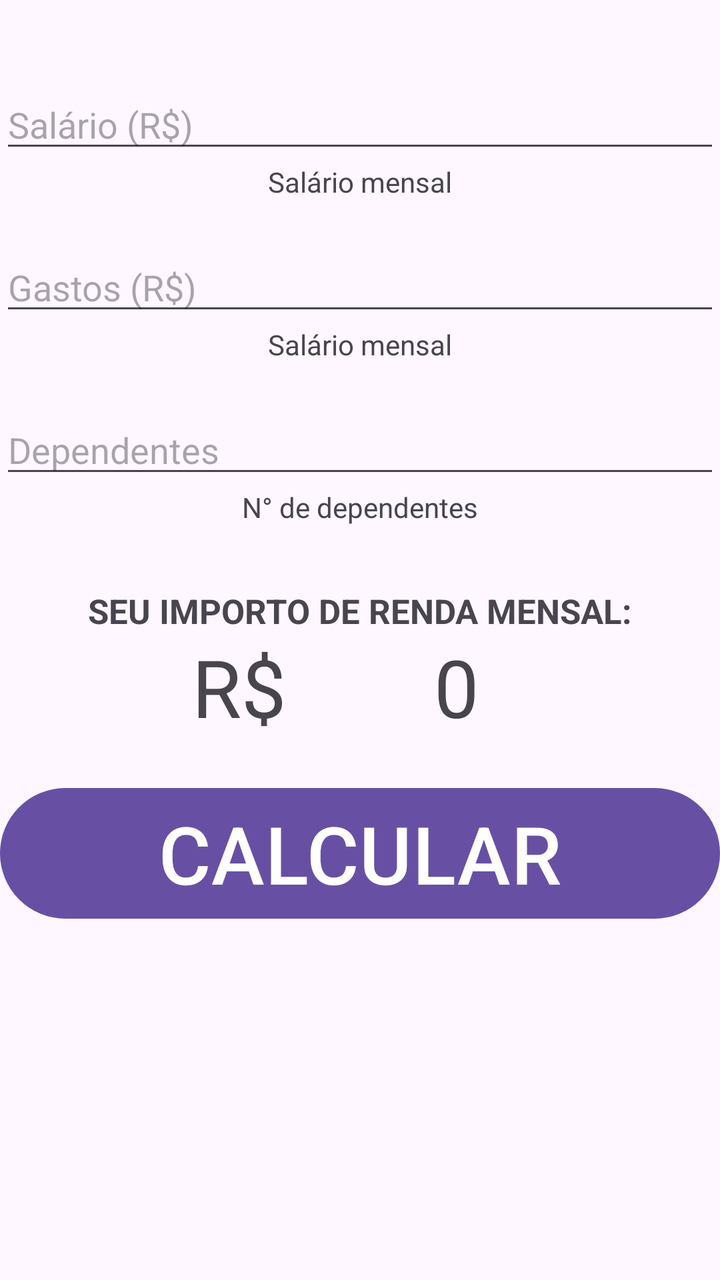
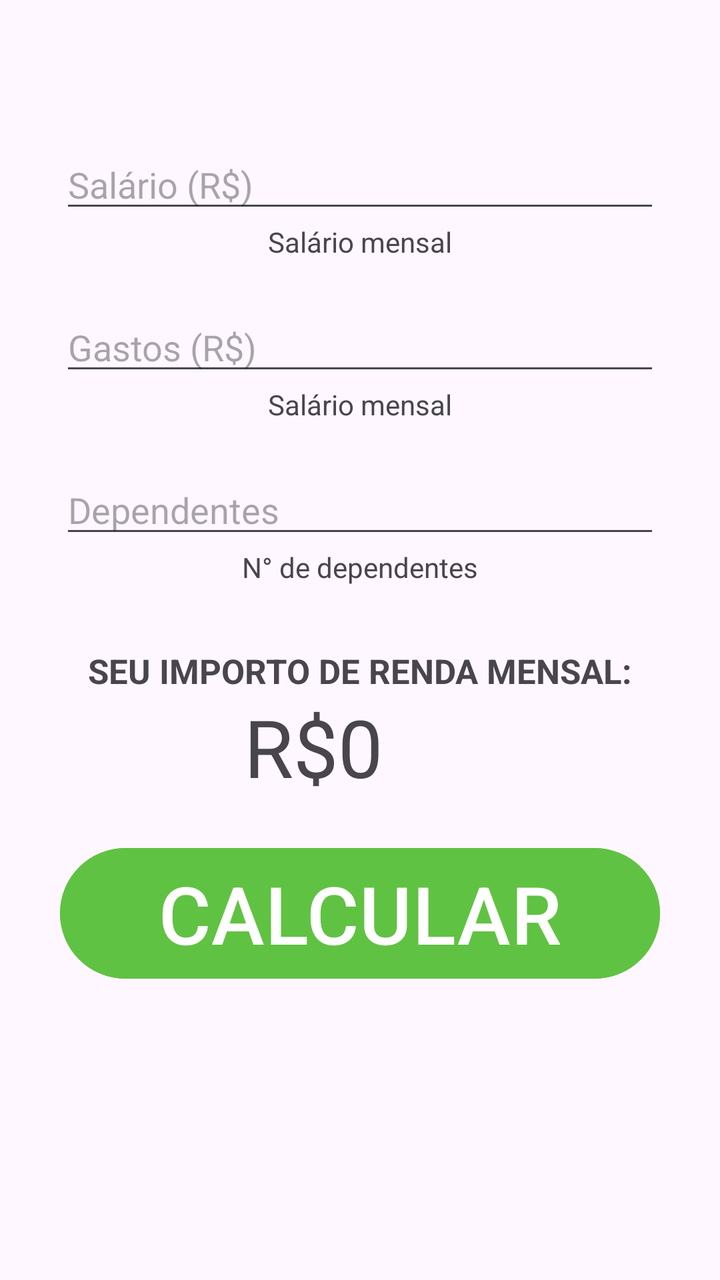

Screens rendered from an Android XML layout before and after an edit, with the pre-edit source and the edit as a unified diff.
<!-- AndroidManifest.xml: application theme Theme.MyApplication -->
<!-- res/layout/activity_main.xml -->
<?xml version="1.0" encoding="utf-8"?>
<androidx.constraintlayout.widget.ConstraintLayout xmlns:android="http://schemas.android.com/apk/res/android"
    xmlns:app="http://schemas.android.com/apk/res-auto"
    xmlns:tools="http://schemas.android.com/tools"
    android:id="@+id/main"
    android:layout_margin="30dp"
    android:layout_width="match_parent"
    android:layout_height="match_parent"
    tools:context=".MainActivity">

    <EditText
        android:id="@+id/edittext_salario"
        android:paddingTop="50dp"
        style="@style/edit_text"
        android:hint="@string/salario"
        app:layout_constraintLeft_toLeftOf="parent"
        app:layout_constraintRight_toRightOf="parent"
        app:layout_constraintTop_toTopOf="parent"/>

    <TextView
        style="@style/wrap_text"
        android:text="@string/salario_descricao"
        app:layout_constraintLeft_toLeftOf="parent"
        app:layout_constraintRight_toRightOf="parent"
        app:layout_constraintTop_toBottomOf="@id/edittext_salario"/>

    <EditText
        android:id="@+id/edit_text_gastos"
        style="@style/edit_text"
        android:hint="@string/gastos"
        app:layout_constraintLeft_toLeftOf="parent"
        app:layout_constraintRight_toRightOf="parent"
        app:layout_constraintTop_toBottomOf="@id/edittext_salario"/>

    <TextView
        style="@style/wrap_text"
        android:text="@string/salario_descricao"
        app:layout_constraintLeft_toLeftOf="parent"
        app:layout_constraintRight_toRightOf="parent"
        app:layout_constraintTop_toBottomOf="@id/edit_text_gastos"/>

    <EditText
        android:id="@+id/edit_text_dependentes"
        style="@style/edit_text"
        android:hint="@string/dependentes"
        app:layout_constraintLeft_toLeftOf="parent"
        app:layout_constraintRight_toRightOf="parent"
        app:layout_constraintTop_toBottomOf="@id/edit_text_gastos"/>

    <TextView
        style="@style/wrap_text"
        android:text="@string/dependentes_descricao"
        app:layout_constraintLeft_toLeftOf="parent"
        app:layout_constraintRight_toRightOf="parent"
        app:layout_constraintTop_toBottomOf="@id/edit_text_dependentes"/>

    <TextView
        android:id="@+id/text_imposto_renda_mensal"
        style="@style/wrap_text"
        android:text="@string/importo_renda"
        android:paddingTop="50dp"
        android:textStyle="bold"
        android:textSize="17dp"
        app:layout_constraintLeft_toLeftOf="parent"
        app:layout_constraintRight_toRightOf="parent"
        app:layout_constraintTop_toBottomOf="@id/edit_text_dependentes"/>

    <TextView
        android:id="@+id/text_money_sifrao"
        style="@style/wrap_text"
        android:text="@string/money"
        android:textSize="40dp"
        app:layout_constraintLeft_toLeftOf="parent"
        app:layout_constraintRight_toRightOf="@id/text_zero"
        app:layout_constraintTop_toBottomOf="@id/text_imposto_renda_mensal"/>

    <TextView
        android:id="@+id/text_zero"
        style="@style/wrap_text"
        android:text="@string/zero"
        android:textSize="40dp"
        app:layout_constraintLeft_toLeftOf="@id/text_money_sifrao"
        app:layout_constraintRight_toRightOf="parent"
        app:layout_constraintTop_toBottomOf="@id/text_imposto_renda_mensal"/>

    <Button
        android:id="@+id/button_calcular"
        style="@style/button_calcular"
        android:layout_marginTop="20dp"
        android:text="@string/calcular"
        android:textSize="40dp"
        app:layout_constraintLeft_toLeftOf="parent"
        app:layout_constraintRight_toRightOf="parent"
        app:layout_constraintTop_toBottomOf="@id/text_money_sifrao"/>






</androidx.constraintlayout.widget.ConstraintLayout>
<!-- resources referenced by this layout -->
<resources>
  <string name="calcular">CALCULAR</string>
  <string name="dependentes">Dependentes</string>
  <string name="dependentes_descricao">N° de dependentes</string>
  <string name="gastos">Gastos (R$)</string>
  <string name="importo_renda">SEU IMPORTO DE RENDA MENSAL:</string>
  <string name="money">R$</string>
  <string name="salario">Salário (R$)</string>
  <string name="salario_descricao">Salário mensal</string>
  <string name="zero">0</string>
  <style name="button_calcular">
          <item name="android:layout_width">match_parent</item>
          <item name="android:layout_height">wrap_content</item>
      </style>
  <style name="edit_text">
          <item name="android:layout_width">0dp</item>
          <item name="android:layout_height">wrap_content</item>
          <item name="android:paddingTop">50dp</item>
      </style>
  <style name="wrap_text">
          <item name="android:layout_width">wrap_content</item>
          <item name="android:layout_height">wrap_content</item>
      </style>
  <style name="Theme.MyApplication" parent="Base.Theme.MyApplication" />
  <style name="Base.Theme.MyApplication" parent="Theme.Material3.DayNight.NoActionBar">
          
          
      </style>
</resources>

<!-- the commit's change to res/layout/activity_main.xml (unified diff, before → after) -->
@@ -4,6 +4,7 @@
     xmlns:tools="http://schemas.android.com/tools"
     android:id="@+id/main"
     android:layout_margin="30dp"
+    android:padding="30dp"
     android:layout_width="match_parent"
     android:layout_height="match_parent"
     tools:context=".MainActivity">
@@ -12,6 +13,7 @@
         android:id="@+id/edittext_salario"
         android:paddingTop="50dp"
         style="@style/edit_text"
+        android:inputType="number"
         android:hint="@string/salario"
         app:layout_constraintLeft_toLeftOf="parent"
         app:layout_constraintRight_toRightOf="parent"
@@ -28,6 +30,7 @@
         android:id="@+id/edit_text_gastos"
         style="@style/edit_text"
         android:hint="@string/gastos"
+        android:inputType="number"
         app:layout_constraintLeft_toLeftOf="parent"
         app:layout_constraintRight_toRightOf="parent"
         app:layout_constraintTop_toBottomOf="@id/edittext_salario"/>
@@ -43,6 +46,7 @@
         android:id="@+id/edit_text_dependentes"
         style="@style/edit_text"
         android:hint="@string/dependentes"
+        android:inputType="number"
         app:layout_constraintLeft_toLeftOf="parent"
         app:layout_constraintRight_toRightOf="parent"
         app:layout_constraintTop_toBottomOf="@id/edit_text_gastos"/>
@@ -71,7 +75,9 @@
         android:text="@string/money"
         android:textSize="40dp"
         app:layout_constraintLeft_toLeftOf="parent"
-        app:layout_constraintRight_toRightOf="@id/text_zero"
+        app:layout_constraintRight_toRightOf="parent"
+        app:layout_constraintEnd_toStartOf="@id/text_zero"
+        app:layout_constraintHorizontal_chainStyle="packed"
         app:layout_constraintTop_toBottomOf="@id/text_imposto_renda_mensal"/>
 
     <TextView
@@ -79,7 +85,7 @@
         style="@style/wrap_text"
         android:text="@string/zero"
         android:textSize="40dp"
-        app:layout_constraintLeft_toLeftOf="@id/text_money_sifrao"
+        app:layout_constraintLeft_toLeftOf="parent"
         app:layout_constraintRight_toRightOf="parent"
         app:layout_constraintTop_toBottomOf="@id/text_imposto_renda_mensal"/>
 
@@ -88,6 +94,7 @@
         style="@style/button_calcular"
         android:layout_marginTop="20dp"
         android:text="@string/calcular"
+        android:backgroundTint="@color/green"
         android:textSize="40dp"
         app:layout_constraintLeft_toLeftOf="parent"
         app:layout_constraintRight_toRightOf="parent"
<!-- resource entries referenced after the edit -->
@@ -1,5 +1,6 @@
 <!-- resources referenced by this layout -->
 <resources>
+  <color name="green">#60c242</color>
   <string name="calcular">CALCULAR</string>
   <string name="dependentes">Dependentes</string>
   <string name="dependentes_descricao">N° de dependentes</string>
